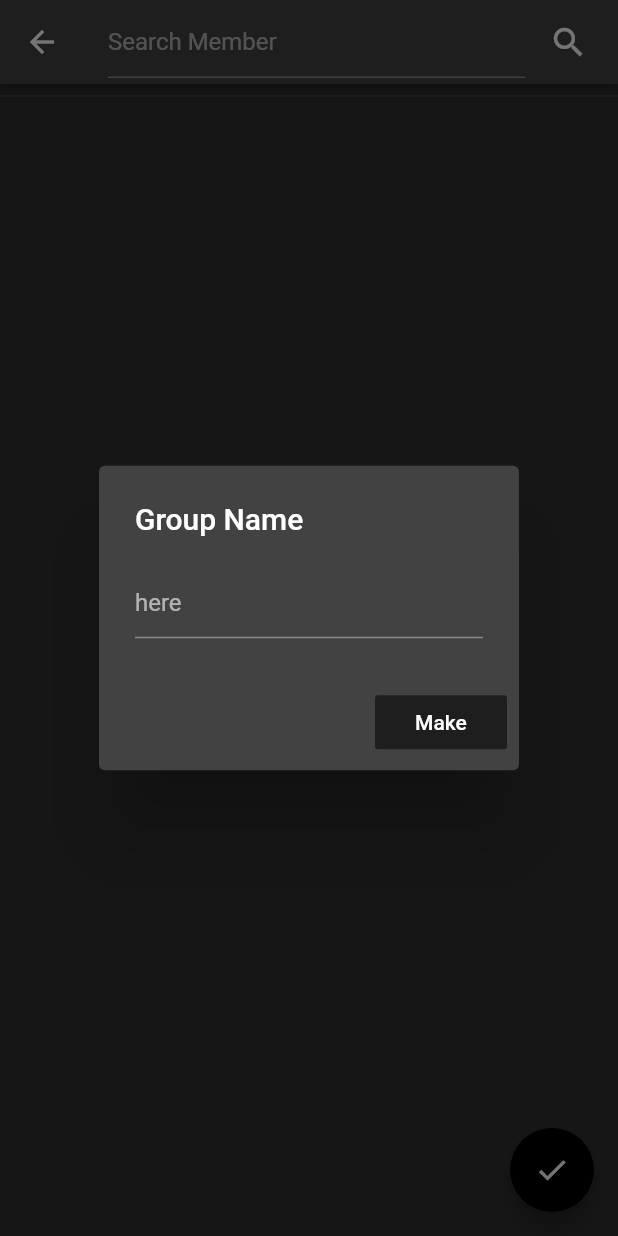
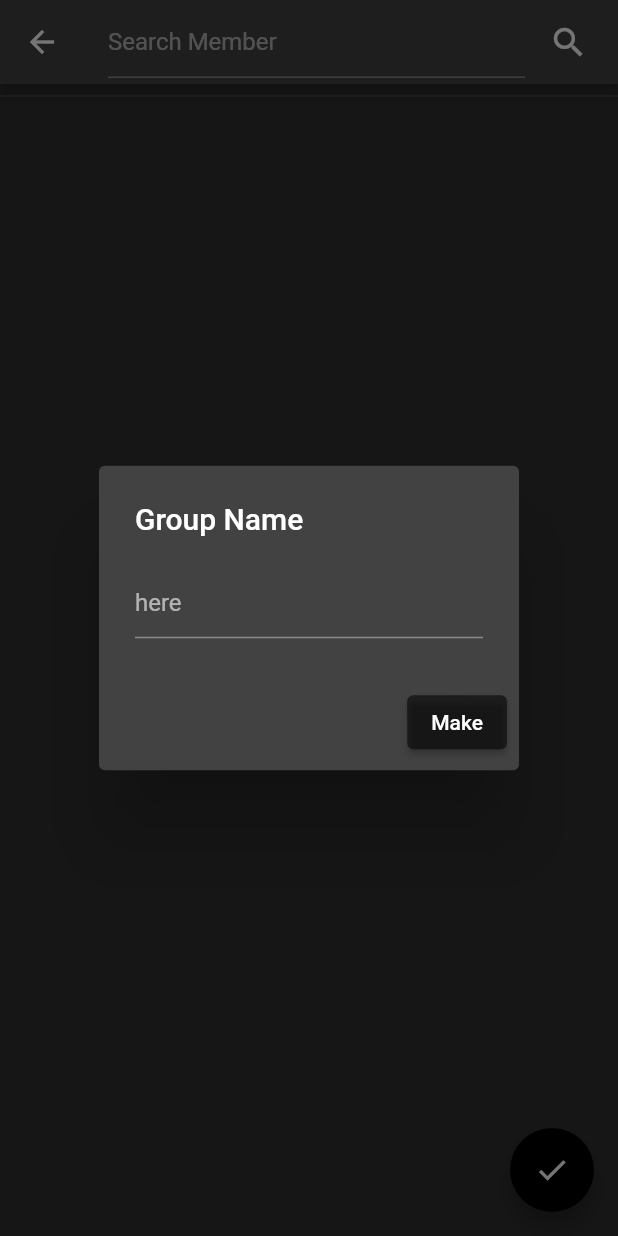
Before and after one commit to PranshuPandya/locus-stolker-app, a Flutter app: the SearchScreen screen opened by its route, after a tap on the "check" icon, on a phone screen of 412 x 824 dp. Run offline on Flutter 3.47's test engine with Material 2 defaults, Android fonts, the phone set to English and light mode, and no system bars; our stand-ins replace animated_text_kit, cloud_firestore, firebase_auth, firebase_core, firebase_storage, geolocator and 3 more; missing offline and left inert: custom_pop_up_menu; accounts and stored records are empty; network calls fail.

Commit message:
Update search_screen.dart

```diff
--- a/lib/screens/search_screen.dart
+++ b/lib/screens/search_screen.dart
@@ -218,7 +218,10 @@ class _SearchScreenState extends State<SearchScreen> {
                 decoration: InputDecoration(hintText: 'here'),
               ),
               actions: [
-                FlatButton(
+                ElevatedButton(
+          style: ElevatedButton.styleFrom(
+            primary: Colors.black54,
+          ),
                   onPressed: () {
                     if (_selectedUserNames.length != 0 && _dialogBoxController.text != null && _dialogBoxController.text != '') {
                       Navigator.pop(contexta);
```
